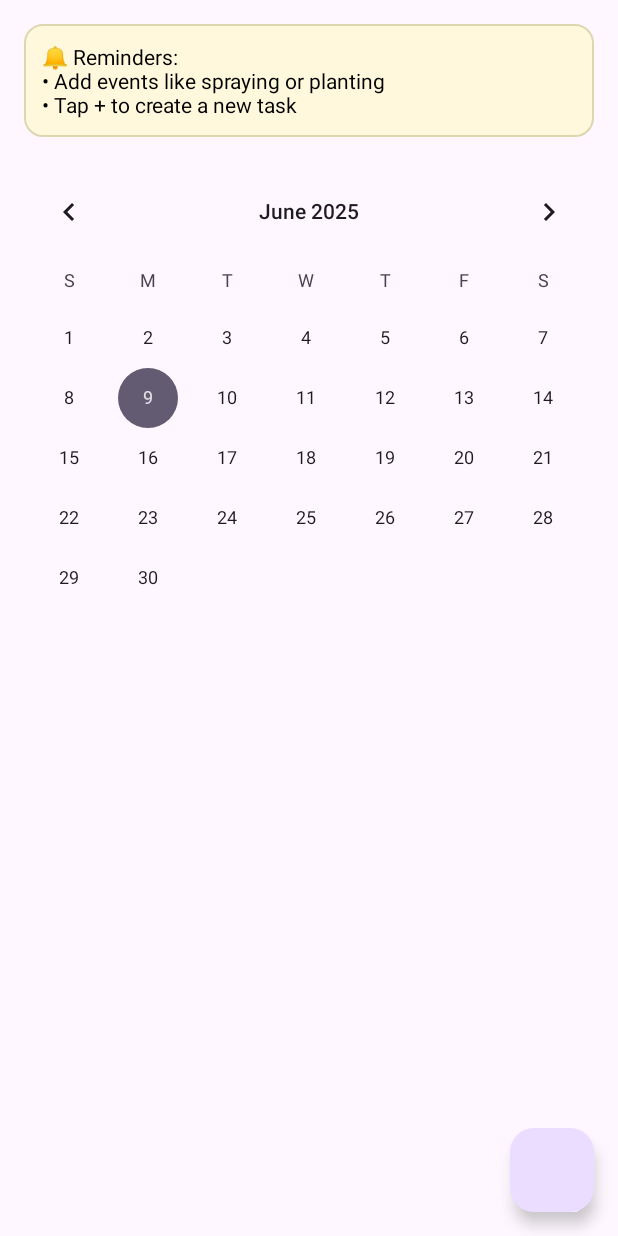
After one commit to JiaanOrtillano/Kapegabay, an Android app: the FarmCalendar screen opened directly, with no data from a screen before it, on a phone screen of 412 x 824 dp. The commit adds this screen. Run offline under Robolectric (Android 15) with nearby library versions, the phone set to English and light mode, and no system bars.

Commit message:
Update and Additonal UI

```diff
--- a/app/src/main/AndroidManifest.xml
+++ b/app/src/main/AndroidManifest.xml
@@ -18,6 +18,9 @@
         <activity android:name=".SignUp" />
         <activity android:name=".Profile" />
         <activity android:name=".EditProfile" />
+        <activity android:name=".FarmCalendar" />
+        <activity android:name="KnowledgeHub" />
+
 
         <activity
             android:name=".Home"
--- a/app/src/main/java/com/example/projectkape/CardItem.kt
+++ b/app/src/main/java/com/example/projectkape/CardItem.kt
@@ -3,6 +3,6 @@ package com.example.projectkape
 data class CardItem(
     val title: String,
     val description: String,
-    val imageResId: Int,  // Can be a URL or resource ID
-    val tagLabel: String
+    val imageResId: Int,
+    val tagLabel: String // "short", "vlog", etc.
 )
--- /dev/null
+++ b/app/src/main/java/com/example/projectkape/FarmCalendar.kt
@@ -0,0 +1,36 @@
+package com.example.projectkape
+
+import android.app.AlertDialog
+import android.os.Bundle
+import android.view.LayoutInflater
+import android.widget.EditText
+import android.widget.Toast
+import androidx.appcompat.app.AppCompatActivity
+import com.google.android.material.floatingactionbutton.FloatingActionButton
+
+class FarmCalendar : AppCompatActivity() {
+
+    override fun onCreate(savedInstanceState: Bundle?) {
+        super.onCreate(savedInstanceState)
+        setContentView(R.layout.activity_farm_calendar)
+
+        val fab: FloatingActionButton = findViewById(R.id.addEventButton)
+        fab.setOnClickListener {
+            showAddEventDialog()
+        }
+    }
+
+    private fun showAddEventDialog() {
+        val dialogView = LayoutInflater.from(this).inflate(R.layout.dialog_add_event, null)
+        val builder = AlertDialog.Builder(this)
+            .setView(dialogView)
+            .setTitle("Add New Event")
+            .setPositiveButton("Save") { _, _ ->
+                // Handle form submission
+                Toast.makeText(this, "✅ Event successfully added", Toast.LENGTH_SHORT).show()
+            }
+            .setNegativeButton("Cancel", null)
+
+        builder.create().show()
+    }
+}
--- /dev/null
+++ b/app/src/main/res/drawable/reminder_bg.xml
@@ -0,0 +1,18 @@
+<?xml version="1.0" encoding="utf-8"?>
+<shape xmlns:android="http://schemas.android.com/apk/res/android"
+    android:shape="rectangle">
+
+    <solid android:color="#FFF8DC"/> <!-- Light warm yellowish color -->
+
+    <corners android:radius="12dp" />
+
+    <padding
+        android:left="12dp"
+        android:top="12dp"
+        android:right="12dp"
+        android:bottom="12dp" />
+
+    <stroke
+        android:width="1dp"
+        android:color="#DDD7B1"/> <!-- Optional soft border -->
+</shape>
--- /dev/null
+++ b/app/src/main/res/layout/activity_farm_calendar.xml
@@ -0,0 +1,42 @@
+<?xml version="1.0" encoding="utf-8"?>
+<androidx.constraintlayout.widget.ConstraintLayout
+    xmlns:android="http://schemas.android.com/apk/res/android"
+    xmlns:app="http://schemas.android.com/apk/res-auto"
+    android:layout_width="match_parent"
+    android:layout_height="match_parent">
+
+    <!-- Reminder Section -->
+    <TextView
+        android:id="@+id/reminderText"
+        android:layout_width="0dp"
+        android:layout_height="wrap_content"
+        android:text="🔔 Reminders:\n• Add events like spraying or planting\n• Tap + to create a new task"
+        android:background="@drawable/reminder_bg"
+        android:padding="12dp"
+        android:textColor="@android:color/black"
+        app:layout_constraintTop_toTopOf="parent"
+        app:layout_constraintStart_toStartOf="parent"
+        app:layout_constraintEnd_toEndOf="parent"
+        android:layout_margin="16dp"/>
+
+    <!-- CalendarView -->
+    <CalendarView
+        android:id="@+id/calendarView"
+        android:layout_width="0dp"
+        android:layout_height="wrap_content"
+        app:layout_constraintTop_toBottomOf="@id/reminderText"
+        app:layout_constraintStart_toStartOf="parent"
+        app:layout_constraintEnd_toEndOf="parent"
+        android:layout_marginTop="16dp"/>
+
+    <!-- FAB to add event -->
+    <com.google.android.material.floatingactionbutton.FloatingActionButton
+        android:id="@+id/addEventButton"
+        android:layout_width="wrap_content"
+        android:layout_height="wrap_content"
+        android:layout_margin="16dp"
+        android:contentDescription="Add Event"
+        app:layout_constraintBottom_toBottomOf="parent"
+        app:layout_constraintEnd_toEndOf="parent"/>
+
+</androidx.constraintlayout.widget.ConstraintLayout>
```
Also changed, not shown: app/src/main/java/com/example/projectkape/Home.kt (+19 -10 lines), app/src/main/java/com/example/projectkape/KnowledgeHub.kt (added, +11 -0 lines), app/src/main/res/layout/activity_home.xml (+44 -13 lines), app/src/main/res/layout/activity_knowledge_hub.xml (added, +18 -0 lines), app/src/main/res/layout/dialog_add_event.xml (added, +39 -0 lines).
